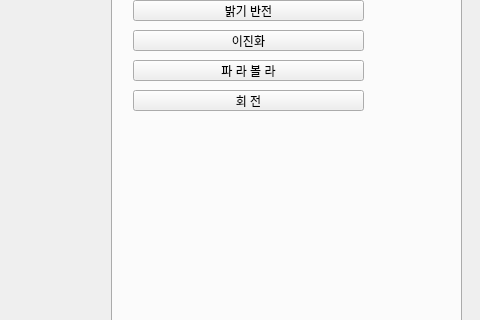
First picture: the form in mainwindow.ui, repository kwon852456/imageHanlder, before the edit; both pictures show x 459 to 939 and y 95 to 415 of the 939 by 580 pixel window.
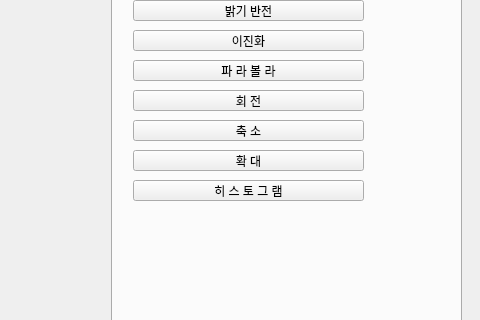
Second picture: the form after the edit. The open tabs and pages were chosen to show the change. Custom widgets are drawn as their Qt base class.

Patch:
```diff
--- a/mainwindow.ui
+++ b/mainwindow.ui
@@ -193,6 +193,45 @@
        <string>회 전</string>
       </property>
      </widget>
+     <widget class="QPushButton" name="btn_zoomOut">
+      <property name="geometry">
+       <rect>
+        <x>20</x>
+        <y>170</y>
+        <width>231</width>
+        <height>21</height>
+       </rect>
+      </property>
+      <property name="text">
+       <string>축 소</string>
+      </property>
+     </widget>
+     <widget class="QPushButton" name="btn_zoomIn">
+      <property name="geometry">
+       <rect>
+        <x>20</x>
+        <y>200</y>
+        <width>231</width>
+        <height>21</height>
+       </rect>
+      </property>
+      <property name="text">
+       <string>확 대</string>
+      </property>
+     </widget>
+     <widget class="QPushButton" name="btn_hist">
+      <property name="geometry">
+       <rect>
+        <x>20</x>
+        <y>230</y>
+        <width>231</width>
+        <height>21</height>
+       </rect>
+      </property>
+      <property name="text">
+       <string>히 스 토 그 램</string>
+      </property>
+     </widget>
     </widget>
     <widget class="QWidget" name="tab_3">
      <attribute name="title">
```
Left out of the diff: 26 changed lines with no effect on the pictures.
